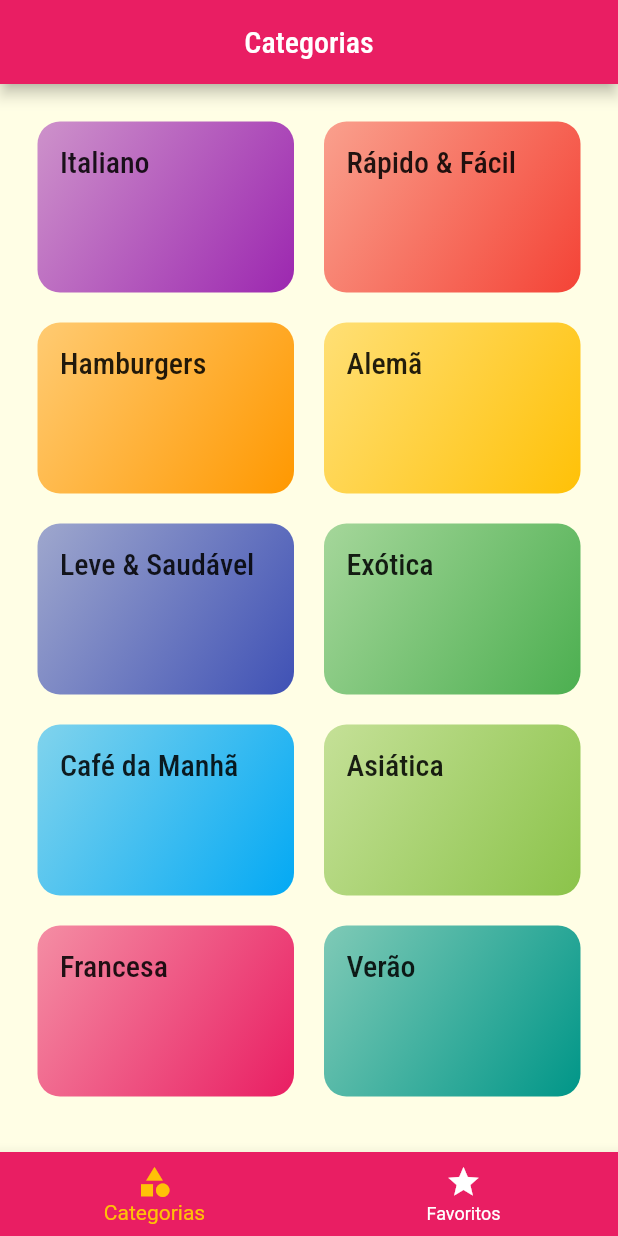
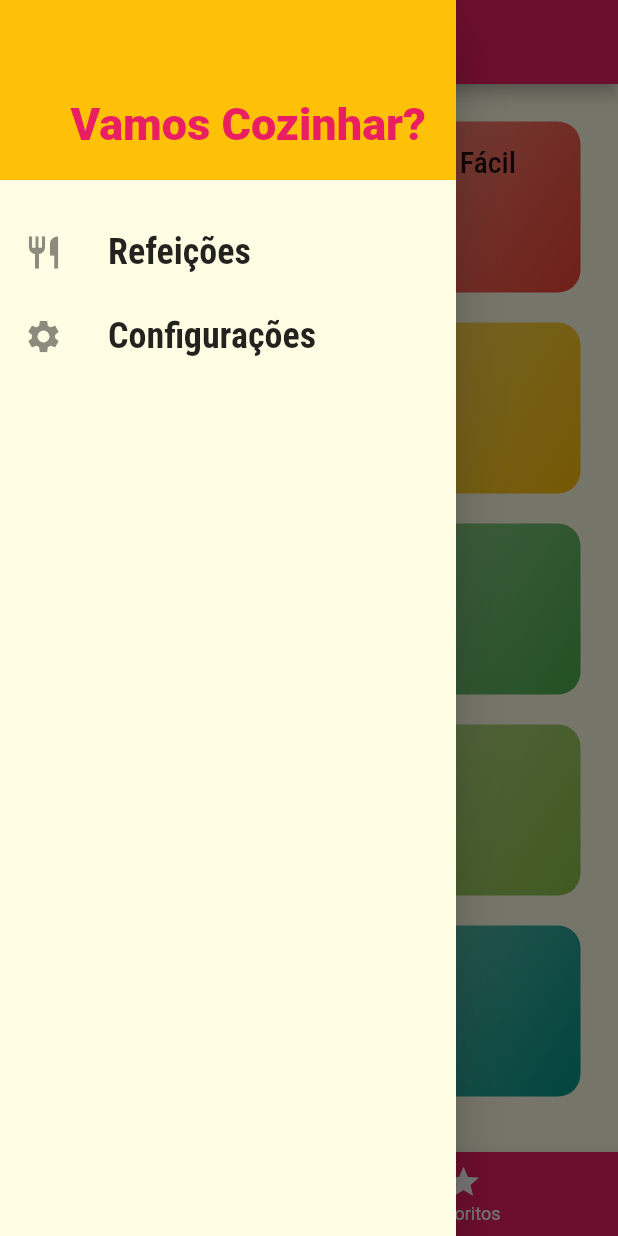
Before and after one commit to Fabio-L-C/meals, a Flutter app: the screen it shows after launch, with the side drawer open (before the commit the screen has no drawer), on a phone screen of 412 x 824 dp. Run offline on Flutter 3.47's test engine with Material 2 defaults, Android fonts, the phone set to English and light mode, and no system bars.

Commit message:
Aula 204 - Tela de configurações e drawer

```diff
--- /dev/null
+++ b/lib/components/main_drawer.dart
@@ -0,0 +1,61 @@
+import 'package:flutter/cupertino.dart';
+import 'package:flutter/material.dart';
+import 'package:meals/utils/app_routes.dart';
+
+class MainDrawer extends StatelessWidget {
+  const MainDrawer({Key? key}) : super(key: key);
+
+  Widget _createItem(IconData icon, String label, VoidCallback onTap) {
+    return ListTile(
+      leading: Icon(
+        icon,
+        size: 26,
+      ),
+      title: Text(
+        label,
+        style: const TextStyle(
+          fontFamily: 'RobotoCondensed',
+          fontSize: 24,
+          fontWeight: FontWeight.bold,
+        ),
+      ),
+      onTap: onTap,
+    );
+  }
+
+  @override
+  Widget build(BuildContext context) {
+    return Drawer(
+      child: Column(
+        children: [
+          Container(
+            height: 120,
+            width: double.infinity,
+            padding: const EdgeInsets.all(20),
+            color: Theme.of(context).colorScheme.secondary,
+            alignment: Alignment.bottomRight,
+            child: Text(
+              'Vamos Cozinhar?',
+              style: TextStyle(
+                fontWeight: FontWeight.w900,
+                fontSize: 30,
+                color: Theme.of(context).primaryColor,
+              ),
+            ),
+          ),
+          const SizedBox(height: 20),
+          _createItem(
+            Icons.restaurant,
+            'Refeições',
+            () => Navigator.of(context).pushReplacementNamed(AppRoute.HOME),
+          ),
+          _createItem(
+            Icons.settings,
+            'Configurações',
+            () => Navigator.of(context).pushReplacementNamed(AppRoute.SETTINGS),
+          ),
+        ],
+      ),
+    );
+  }
+}
--- a/lib/main.dart
+++ b/lib/main.dart
@@ -3,6 +3,7 @@
 import 'package:flutter/material.dart';
 import 'package:meals/screens/categories_meals_screen.dart';
 import 'package:meals/screens/meal_detail_screen.dart';
+import 'package:meals/screens/settings_screen.dart';
 import 'package:meals/screens/tabs_screen.dart';
 import 'package:meals/utils/app_routes.dart';
 
@@ -33,6 +34,7 @@ class MyApp extends StatelessWidget {
         AppRoute.HOME: (cts) => const TabsScreen(),
         AppRoute.CATEGORIES_MEALS: (ctx) => const CategoriesMealsScreen(),
         AppRoute.MEALS_DETAIL: (ctx) => const MealDetailScreen(),
+        AppRoute.SETTINGS: (ctx) => const SettingsScreen(),
       },
     );
   }
--- /dev/null
+++ b/lib/screens/settings_screen.dart
@@ -0,0 +1,20 @@
+import 'package:flutter/material.dart';
+import 'package:meals/components/main_drawer.dart';
+
+class SettingsScreen extends StatelessWidget {
+  const SettingsScreen({Key? key}) : super(key: key);
+
+  @override
+  Widget build(BuildContext context) {
+    return Scaffold(
+      appBar: AppBar(
+        title: const Text('Configurações'),
+        centerTitle: true,
+      ),
+      drawer: const MainDrawer(),
+      body: const Center(
+        child: Text('Configurações'),
+      ),
+    );
+  }
+}
--- a/lib/screens/tabs_screen.dart
+++ b/lib/screens/tabs_screen.dart
@@ -1,4 +1,5 @@
 import 'package:flutter/material.dart';
+import 'package:meals/components/main_drawer.dart';
 import 'package:meals/screens/categories_screen.dart';
 import 'package:meals/screens/favorite_screen.dart';
 
@@ -43,6 +44,7 @@ class _TabsScreenState extends State<TabsScreen> {
         title: Text(_screens[_selectedScreenIndex].title),
         centerTitle: true,
       ),
+      drawer: const MainDrawer(),
       body: _screens[_selectedScreenIndex].screen,
       bottomNavigationBar: BottomNavigationBar(
         onTap: _selectScreen,
--- a/lib/utils/app_routes.dart
+++ b/lib/utils/app_routes.dart
@@ -4,4 +4,5 @@ class AppRoute {
   static const HOME = '/';
   static const CATEGORIES_MEALS = '/categories-meals';
   static const MEALS_DETAIL = '/meals-detail';
+  static const SETTINGS = 'settings';
 }
```
